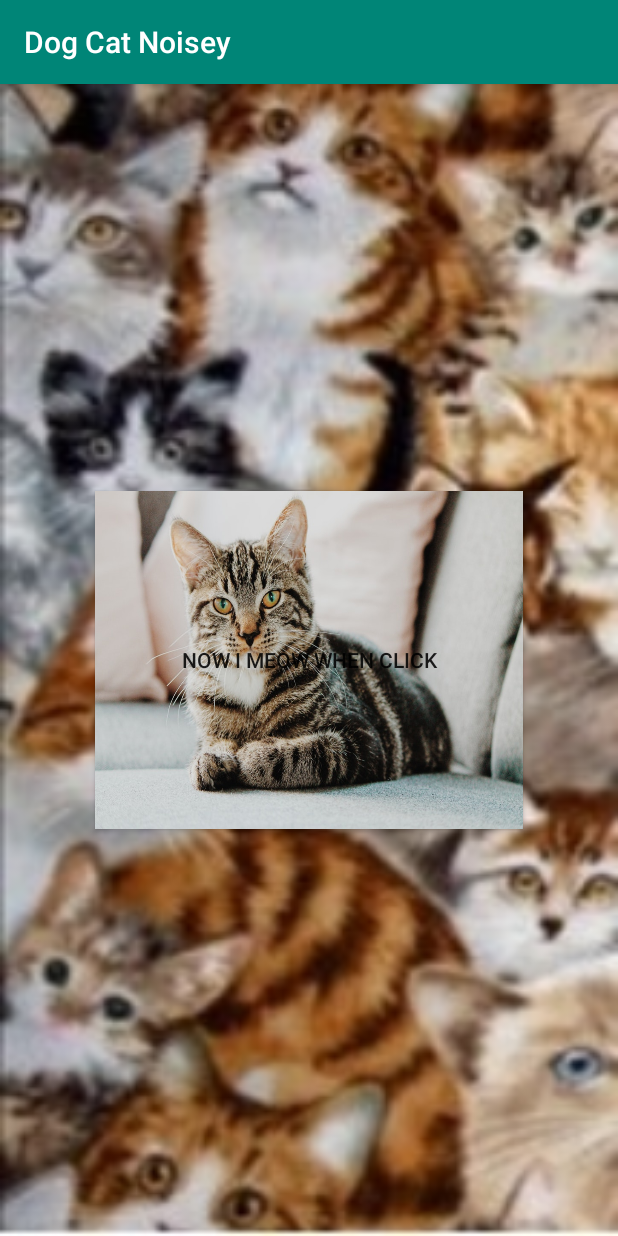
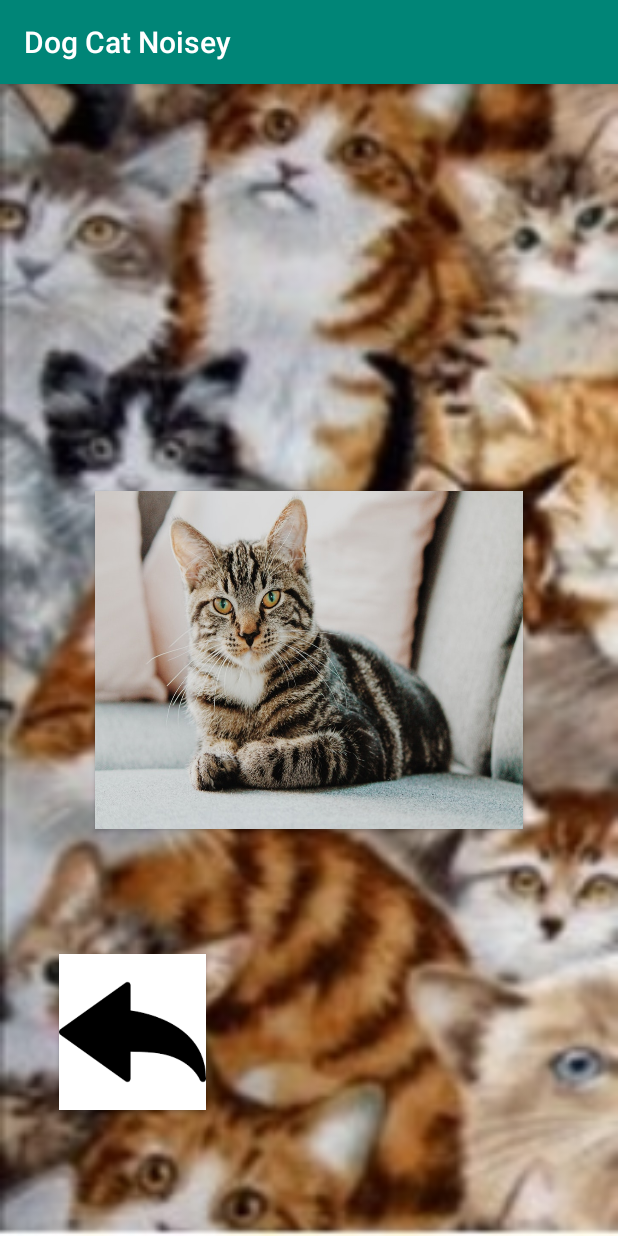
Before and after one commit to NitroMike/DogCatNoise, an Android app: the CatNoisePage screen opened directly, with no data from a screen before it, on a phone screen of 412 x 824 dp. Run offline under Robolectric (Android 15) with nearby library versions, the phone set to English and light mode, and no system bars.

Commit message:
4/10/2019 Half mark

```diff
--- a/app/src/main/java/com/ginjaninja/dogcatnoisey/CatNoisePage.java
+++ b/app/src/main/java/com/ginjaninja/dogcatnoisey/CatNoisePage.java
@@ -1,6 +1,6 @@
 package com.ginjaninja.dogcatnoisey;
-//Logan
 
+import android.content.Intent;
 import android.media.MediaPlayer;
 import android.os.Bundle;
 import android.support.v7.app.AppCompatActivity;
@@ -9,6 +9,7 @@ import android.widget.Button;
 
 import java.util.Random;
 
+//Logan's responsibility
 public class CatNoisePage extends AppCompatActivity {
 
     @Override
@@ -18,11 +19,64 @@ public class CatNoisePage extends AppCompatActivity {
 
         final int random = new Random().nextInt(7) + 1; // [0, 7] => [1, 8]
 
-        final MediaPlayer cat_Meow = MediaPlayer.create(this, R.raw.dogbark);
+        final MediaPlayer catMeowMP = MediaPlayer.create(this, R.raw.cat_meow);
 
-        final MediaPlayer cat_earrape = MediaPlayer.create(this, R.raw.cat_earrape);
+        final MediaPlayer catHissMP = MediaPlayer.create(this, R.raw.cat_earrape);
 
-        Button MeowCatButton = this.findViewById(R.id.dogBark);
+        Button playCatMeow = this.findViewById(R.id.MeowCatButton);
+
+        Button backArrow = this.findViewById(R.id.backbutton);
+
+        if (random == 7) {
+            playCatMeow.setBackgroundResource(R.drawable.angry_cat);
+
+            playCatMeow.setOnClickListener(new View.OnClickListener() {
+                @Override
+                public void onClick(View v) {
+                    catHissMP.start();
+                }
+            });
+        }
+        else {
+            playCatMeow.setBackgroundResource(R.drawable.loud_cat);
+
+            playCatMeow.setOnClickListener(new View.OnClickListener() {
+                @Override
+                public void onClick(View v) {
+                    catMeowMP.start();
+                }
+            });
+        }
+        backArrow.setOnClickListener(new View.OnClickListener() {
+            @Override
+            public void onClick(View v) {
+                catMeowMP.stop();
+                catHissMP.stop();
+                Intent goBack = new Intent(getBaseContext(), CatQuietPage.class);
+                startActivity(goBack);
+            }
+        });
+    }
+}
+
+/*public class CatNoisePage extends AppCompatActivity {
+
+    final MediaPlayer cat_Meow = MediaPlayer.create(this, R.raw.dogbark);
+
+    final MediaPlayer cat_earrape = MediaPlayer.create(this, R.raw.cat_earrape);
+
+    Button backArrow = this.findViewById(R.id.backbutton);
+
+    Button MeowCatButton = this.findViewById(R.id.MeowCatButton);
+
+    @Override
+    protected void onCreate(Bundle savedInstanceState) {
+        super.onCreate(savedInstanceState);
+        setContentView(R.layout.activity_cat_noise_page);
+    }
+
+    public void Cat_Button_Clicking(View view) {
+        final int random = new Random().nextInt(7) + 1; // [0, 7] => [1, 8]
 
         if (random == 7)
         {
@@ -35,9 +89,9 @@ public class CatNoisePage extends AppCompatActivity {
                 }
             });
         }
-        else
+        if (random != 7)
         {
-            MeowCatButton.setBackgroundResource(R.drawable.loud_dog);
+            MeowCatButton.setBackgroundResource(R.drawable.angry_cat);
 
             MeowCatButton.setOnClickListener(new View.OnClickListener() {
                 @Override
@@ -46,6 +100,15 @@ public class CatNoisePage extends AppCompatActivity {
                 }
             });
         }
+        backArrow.setOnClickListener(new View.OnClickListener() {
+            @Override
+            public void onClick(View v) {
+                cat_Meow.stop();
+                cat_earrape.stop();
+                Intent goBack = new Intent(getBaseContext(), DogQuietPage.class);
+                startActivity(goBack);
+            }
+        });
     }
-
 }
+*/
--- a/app/src/main/res/layout/activity_cat_noise_page.xml
+++ b/app/src/main/res/layout/activity_cat_noise_page.xml
@@ -7,17 +7,31 @@
     android:background="@drawable/cat_pages_background"
     tools:context=".CatNoisePage">
 
+    <Button
+        android:id="@+id/backbutton"
+        android:layout_width="98dp"
+        android:layout_height="104dp"
+        android:layout_marginStart="24dp"
+        android:layout_marginLeft="24dp"
+        android:layout_marginTop="596dp"
+        android:layout_marginEnd="260dp"
+        android:layout_marginRight="260dp"
+        android:layout_marginBottom="100dp"
+        android:background="@drawable/backarrow"
+        app:layout_constraintBottom_toBottomOf="parent"
+        app:layout_constraintEnd_toEndOf="parent"
+        app:layout_constraintStart_toStartOf="parent"
+        app:layout_constraintTop_toTopOf="parent" />
 
     <Button
         android:id="@+id/MeowCatButton"
         android:layout_width="285dp"
         android:layout_height="225dp"
         android:background="@drawable/loud_cat"
-        android:text="@string/Meow_Text"
         app:layout_constraintBottom_toBottomOf="parent"
         app:layout_constraintEnd_toEndOf="parent"
         app:layout_constraintHorizontal_bias="0.5"
         app:layout_constraintStart_toStartOf="parent"
-        app:layout_constraintTop_toTopOf="parent" />
+        app:layout_constraintTop_toTopOf="parent"/>
 
 </android.support.constraint.ConstraintLayout>
--- a/app/src/main/res/values/strings.xml
+++ b/app/src/main/res/values/strings.xml
@@ -1,5 +1,4 @@
 <resources>
     <string name="app_name">Dog Cat Noisey</string>
     <string name="cat">Pet Me Please</string>
-    <string name="Meow_Text">Now I meow when click</string>
 </resources>
```
Also changed, not shown: app/src/main/res/drawable/angry_cat.jpg (added).
